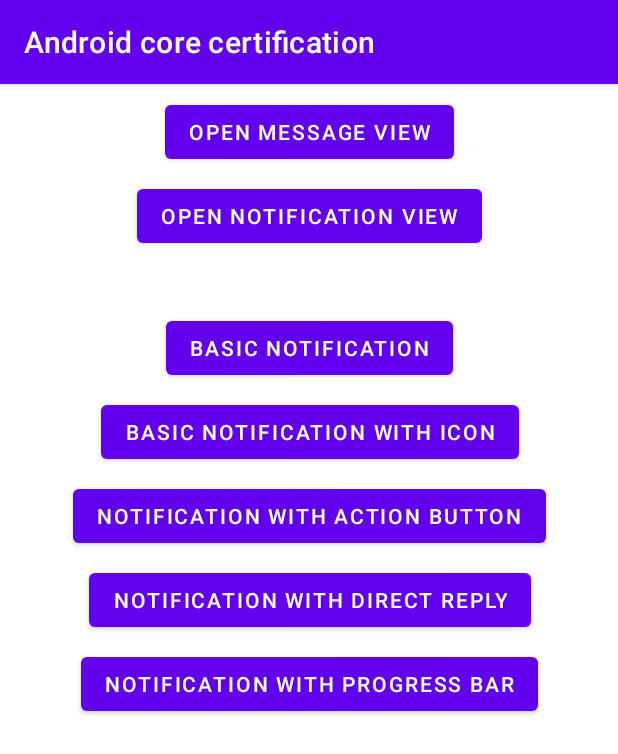
After one commit to danielvilha/google-certification-kotlin-2021, an Android app: the fragment NotificationFragment placed in its activity, on a phone screen of 412 x 824 dp. The commit adds this screen. Shown: the top 754 px of the screen. Run offline under Robolectric (Android 15) with nearby library versions, the phone set to English and light mode, and no system bars.

Commit message:
- I added the ViewBinding, as the other way is no longer supported by Android. - And also added the items I studied for Android Notifications.

```diff
--- a/android-core/android-core-certification/app/src/main/java/com/danielvilha/android_core_certification/MainActivity.kt
+++ b/android-core/android-core-certification/app/src/main/java/com/danielvilha/android_core_certification/MainActivity.kt
@@ -1,27 +1,37 @@
 package com.danielvilha.android_core_certification
 
+import android.os.Bundle
 import androidx.appcompat.app.AppCompatActivity
-import android.os.Bundle
-import android.widget.Toast
-import com.google.android.material.snackbar.Snackbar
+import androidx.fragment.app.FragmentManager
+import androidx.fragment.app.FragmentTransaction
+import com.danielvilha.android_core_certification.databinding.ActivityMainBinding
 
-import kotlinx.android.synthetic.main.activity_main.*
 
 class MainActivity : AppCompatActivity() {
+    // https://developer.android.com/topic/libraries/view-binding
+    private lateinit var binding: ActivityMainBinding
+
     override fun onCreate(savedInstanceState: Bundle?) {
         super.onCreate(savedInstanceState)
-        setContentView(R.layout.activity_main)
+        binding = ActivityMainBinding.inflate(layoutInflater)
+        val view = binding.root
+        setContentView(view)
     }
 
     override fun onStart() {
         super.onStart()
-        // https://www.baeldung.com/kotlin/concatenate-strings
-        button_toast.setOnClickListener {
-            Toast.makeText(this, "${getString(R.string.message)} ${getString(R.string.toast)}", Toast.LENGTH_LONG).show()
+        binding.buttonMessageView.setOnClickListener {
+            val manager: FragmentManager = supportFragmentManager
+            val transaction: FragmentTransaction = manager.beginTransaction()
+            transaction.replace(R.id.container, MessagesFragment.newInstance())
+            transaction.commit()
         }
 
-        button_snackbar.setOnClickListener {
-            Snackbar.make(constraint, "${getString(R.string.message)} ${getString(R.string.snackbar)}", Snackbar.LENGTH_LONG).show()
+        binding.buttonNotificationView.setOnClickListener {
+            val manager: FragmentManager = supportFragmentManager
+            val transaction: FragmentTransaction = manager.beginTransaction()
+            transaction.replace(R.id.container, NotificationFragment.newInstance())
+            transaction.commit()
         }
     }
 }
--- /dev/null
+++ b/android-core/android-core-certification/app/src/main/res/drawable/ic_chat.xml
@@ -0,0 +1,12 @@
+<vector xmlns:android="http://schemas.android.com/apk/res/android"
+    android:width="297dp"
+    android:height="297dp"
+    android:viewportWidth="297"
+    android:viewportHeight="297">
+  <path
+      android:fillColor="#FFFFFF"
+      android:pathData="M206.093,181.516c17.379,0 31.515,-14.138 31.515,-31.515V54.593c0,-17.378 -14.136,-31.518 -31.515,-31.518H31.51C14.135,23.075 0,37.215 0,54.593v95.408c0,17.377 14.135,31.515 31.51,31.515h22.933v32.988c0,4.012 2.416,7.627 6.121,9.162c1.228,0.507 2.516,0.753 3.792,0.753c2.58,0 5.117,-1.007 7.014,-2.904l39.991,-39.999H206.093z"/>
+  <path
+      android:fillColor="#FFFFFF"
+      android:pathData="M269.415,105.583h-15.944v44.418c0,26.125 -21.253,47.378 -47.378,47.378h-88.161l-18.537,18.542c2.234,12.987 13.567,22.902 27.181,22.902h76.762l32.191,32.196c1.896,1.897 4.434,2.905 7.014,2.905c1.276,0 2.564,-0.249 3.792,-0.756c3.705,-1.535 6.12,-5.149 6.12,-9.16v-25.186h16.961c15.211,0 27.585,-12.378 27.585,-27.591v-78.061C297,117.959 284.626,105.583 269.415,105.583z"/>
+</vector>
--- /dev/null
+++ b/android-core/android-core-certification/app/src/main/res/drawable/ic_notification.xml
@@ -0,0 +1,12 @@
+<vector xmlns:android="http://schemas.android.com/apk/res/android"
+    android:width="512dp"
+    android:height="512dp"
+    android:viewportWidth="512"
+    android:viewportHeight="512">
+  <path
+      android:fillColor="#FFFFFF"
+      android:pathData="M429.224,363.395l-45.434,-64.286V173.516c0,-64.102 -47.444,-117.325 -109.06,-126.415V18.732C274.73,8.387 266.343,0 255.999,0c-10.345,0 -18.732,8.387 -18.732,18.732V47.1c-61.616,9.09 -109.061,62.313 -109.061,126.415v125.594l-45.433,64.286c-8.746,12.373 0.111,29.542 15.296,29.542h315.86C429.081,392.938 437.99,375.794 429.224,363.395z"/>
+  <path
+      android:fillColor="#FFFFFF"
+      android:pathData="M255.999,406.313c-29.138,0 -52.843,23.704 -52.843,52.842c0,29.138 23.706,52.845 52.843,52.845c29.138,0 52.842,-23.706 52.842,-52.843C308.841,430.019 285.136,406.313 255.999,406.313z"/>
+</vector>
--- /dev/null
+++ b/android-core/android-core-certification/app/src/main/res/drawable/ic_reply_icon.xml
@@ -0,0 +1,5 @@
+<vector android:height="24dp" android:tint="#FFFFFF"
+    android:viewportHeight="24" android:viewportWidth="24"
+    android:width="24dp" xmlns:android="http://schemas.android.com/apk/res/android">
+    <path android:fillColor="@android:color/white" android:pathData="M10,9V5l-7,7 7,7v-4.1c5,0 8.5,1.6 11,5.1 -1,-5 -4,-10 -11,-11z"/>
+</vector>
--- /dev/null
+++ b/android-core/android-core-certification/app/src/main/res/drawable/ic_snooze.xml
@@ -0,0 +1,12 @@
+<vector xmlns:android="http://schemas.android.com/apk/res/android"
+    android:width="24dp"
+    android:height="24dp"
+    android:viewportWidth="24"
+    android:viewportHeight="24">
+  <path
+      android:pathData="M9,12.5042C9.8005,12.5042 10.2616,13.3882 9.8461,14.038L9.7807,14.1291L5.081,19.999L9,20C9.5128,20 9.9355,20.386 9.9933,20.8834L10,21C10,21.5128 9.614,21.9355 9.1166,21.9933L9,22L3,22C2.1995,22 1.7384,21.116 2.1539,20.4662L2.2193,20.3751L6.918,14.504L3.001,14.5042C2.4882,14.5042 2.0655,14.1181 2.0078,13.6208L2.001,13.5042C2.001,12.9913 2.3871,12.5687 2.8844,12.5109L3.001,12.5042L9,12.5042ZM21,2C21.8053,2 22.2652,2.8932 21.8407,3.5423L21.774,3.6332L14.109,13L21,13C21.5128,13 21.9355,13.386 21.9933,13.8834L22,14C22,14.5128 21.614,14.9355 21.1166,14.9933L21,15L12,15C11.1947,15 10.7348,14.1068 11.1593,13.4577L11.226,13.3668L18.889,4L12,4C11.4872,4 11.0645,3.614 11.0067,3.1166L11,3C11,2.4872 11.386,2.0645 11.8834,2.0067L12,2L21,2Z"
+      android:strokeWidth="1"
+      android:fillColor="#FFFFFF"
+      android:fillType="nonZero"
+      android:strokeColor="#00000000"/>
+</vector>
--- a/android-core/android-core-certification/app/src/main/res/layout/activity_main.xml
+++ b/android-core/android-core-certification/app/src/main/res/layout/activity_main.xml
@@ -5,25 +5,38 @@
     android:id="@+id/constraint"
     android:layout_width="match_parent"
     android:layout_height="match_parent"
-    tools:context=".MainActivity">
+    tools:context=".MainActivity" >
 
     <Button
-        android:id="@+id/button_toast"
+        android:id="@+id/button_message_view"
         android:layout_width="wrap_content"
         android:layout_height="wrap_content"
-        android:layout_marginTop="72dp"
-        android:text="@string/toast_button"
+        android:layout_marginTop="8dp"
+        android:text="@string/message_button"
         app:layout_constraintEnd_toEndOf="parent"
         app:layout_constraintStart_toStartOf="parent"
         app:layout_constraintTop_toTopOf="parent" />
 
     <Button
-        android:id="@+id/button_snackbar"
+        android:id="@+id/button_notification_view"
         android:layout_width="wrap_content"
         android:layout_height="wrap_content"
-        android:layout_marginTop="32dp"
-        android:text="@string/snackbar_button"
-        app:layout_constraintEnd_toEndOf="@+id/button_toast"
-        app:layout_constraintStart_toStartOf="@+id/button_toast"
-        app:layout_constraintTop_toBottomOf="@+id/button_toast" />
+        android:layout_marginTop="8dp"
+        android:text="@string/notification_button"
+        app:layout_constraintEnd_toEndOf="@+id/button_message_view"
+        app:layout_constraintStart_toStartOf="@+id/button_message_view"
+        app:layout_constraintTop_toBottomOf="@+id/button_message_view" />
+
+    <FrameLayout
+        android:id="@+id/container"
+        android:layout_width="0dp"
+        android:layout_height="0dp"
+        android:layout_marginTop="8dp"
+        app:layout_constraintBottom_toBottomOf="parent"
+        app:layout_constraintEnd_toEndOf="parent"
+        app:layout_constraintHorizontal_bias="0.0"
+        app:layout_constraintStart_toStartOf="parent"
+        app:layout_constraintTop_toBottomOf="@+id/button_notification_view">
+
+    </FrameLayout>
 </androidx.constraintlayout.widget.ConstraintLayout>
--- /dev/null
+++ b/android-core/android-core-certification/app/src/main/res/layout/fragment_notification.xml
@@ -0,0 +1,58 @@
+<?xml version="1.0" encoding="utf-8"?>
+<androidx.constraintlayout.widget.ConstraintLayout xmlns:android="http://schemas.android.com/apk/res/android"
+    xmlns:app="http://schemas.android.com/apk/res-auto"
+    xmlns:tools="http://schemas.android.com/tools"
+    android:layout_width="match_parent"
+    android:layout_height="match_parent"
+    tools:context=".NotificationFragment">
+
+    <Button
+        android:id="@+id/button_basic_notification"
+        android:layout_width="wrap_content"
+        android:layout_height="wrap_content"
+        android:layout_marginTop="32dp"
+        android:text="@string/basic_notification_button"
+        app:layout_constraintEnd_toEndOf="parent"
+        app:layout_constraintStart_toStartOf="parent"
+        app:layout_constraintTop_toTopOf="parent" />
+
+    <Button
+        android:id="@+id/button_basic_notification_with_icon"
+        android:layout_width="wrap_content"
+        android:layout_height="wrap_content"
+        android:layout_marginTop="8dp"
+        android:text="@string/basic_notification_with_icon_button"
+        app:layout_constraintEnd_toEndOf="@+id/button_basic_notification"
+        app:layout_constraintStart_toStartOf="@+id/button_basic_notification"
+        app:layout_constraintTop_toBottomOf="@+id/button_basic_notification" />
+
+    <Button
+        android:id="@+id/button_notification_with_action"
+        android:layout_width="wrap_content"
+        android:layout_height="wrap_content"
+        android:layout_marginTop="8dp"
+        android:text="@string/notification_with_action_button"
+        app:layout_constraintEnd_toEndOf="@+id/button_basic_notification"
+        app:layout_constraintStart_toStartOf="@+id/button_basic_notification"
+        app:layout_constraintTop_toBottomOf="@+id/button_basic_notification_with_icon" />
+
+    <Button
+        android:id="@+id/button_notification_with_direct_reply"
+        android:layout_width="wrap_content"
+        android:layout_height="wrap_content"
+        android:layout_marginTop="8dp"
+        android:text="@string/notification_with_direct_reply_button"
+        app:layout_constraintEnd_toEndOf="@+id/button_basic_notification"
+        app:layout_constraintStart_toStartOf="@+id/button_basic_notification"
+        app:layout_constraintTop_toBottomOf="@+id/button_notification_with_action" />
+
+    <Button
+        android:id="@+id/button_notification_with_progress_bar"
+        android:layout_width="wrap_content"
+        android:layout_height="wrap_content"
+        android:layout_marginTop="8dp"
+        android:text="@string/notification_with_progress_bar_button"
+        app:layout_constraintEnd_toEndOf="@+id/button_basic_notification"
+        app:layout_constraintStart_toStartOf="@+id/button_basic_notification"
+        app:layout_constraintTop_toBottomOf="@+id/button_notification_with_direct_reply" />
+</androidx.constraintlayout.widget.ConstraintLayout>
--- a/android-core/android-core-certification/app/src/main/res/values/strings.xml
+++ b/android-core/android-core-certification/app/src/main/res/values/strings.xml
@@ -1,10 +1,23 @@
 <resources>
     <string name="app_name">Android core certification</string>
 
+    <string name="message_button">Open Message View</string>
+    <string name="notification_button">Open Notification View</string>
+
+    // Message View
     <string name="toast_button">Toast Button</string>
     <string name="snackbar_button">Snackbar Button</string>
-
     <string name="message">Message from a</string>
     <string name="toast">Toast</string>
     <string name="snackbar">Snackbar</string>
+
+    // Notification View
+    <string name="basic_notification_button">Basic Notification</string>
+    <string name="basic_notification_with_icon_button">Basic Notification With Icon</string>
+    <string name="notification_with_action_button">Notification With Action Button</string>
+    <string name="notification_with_direct_reply_button">Notification With Direct Reply</string>
+    <string name="notification_with_progress_bar_button">Notification With Progress Bar</string>
+    <string name="snooze">Snooze</string>
+    <string name="reply_label">Reply</string>
+
 </resources>
```
Also changed, not shown: android-core/android-core-certification/app/build.gradle (+7 -1 lines), android-core/android-core-certification/app/src/main/java/com/danielvilha/android_core_certification/MessagesFragment.kt (added, +55 -0 lines), android-core/android-core-certification/app/src/main/java/com/danielvilha/android_core_certification/NotificationFragment.kt (added, +215 -0 lines), android-core/android-core-certification/app/src/main/res/layout/fragment_messages.xml (added, +29 -0 lines), 1 other file.
